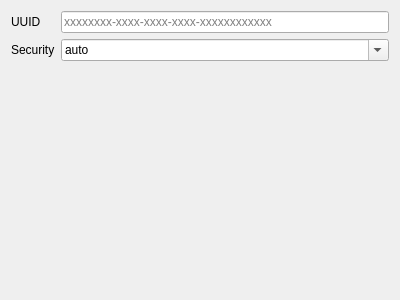
The window that src/plugins/protocols/ui/outbound/vmess.ui (Wpenga/QvPersonal) describes before a commit, drawn with Qt 5.
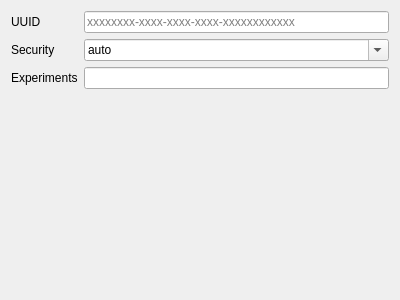
The same window after the commit.

Commit message: + added VMess experiments and removed outdated VLESS flow

Diff of the .ui file:
```diff
--- a/src/plugins/protocols/ui/outbound/vmess.ui
+++ b/src/plugins/protocols/ui/outbound/vmess.ui
@@ -74,6 +74,16 @@
      </item>
     </widget>
    </item>
+   <item row="2" column="0">
+    <widget class="QLabel" name="label">
+     <property name="text">
+      <string>Experiments</string>
+     </property>
+    </widget>
+   </item>
+   <item row="2" column="1">
+    <widget class="QLineEdit" name="experimentsTxt"/>
+   </item>
   </layout>
  </widget>
  <resources/>
```
The commit also changes 5 other files.
